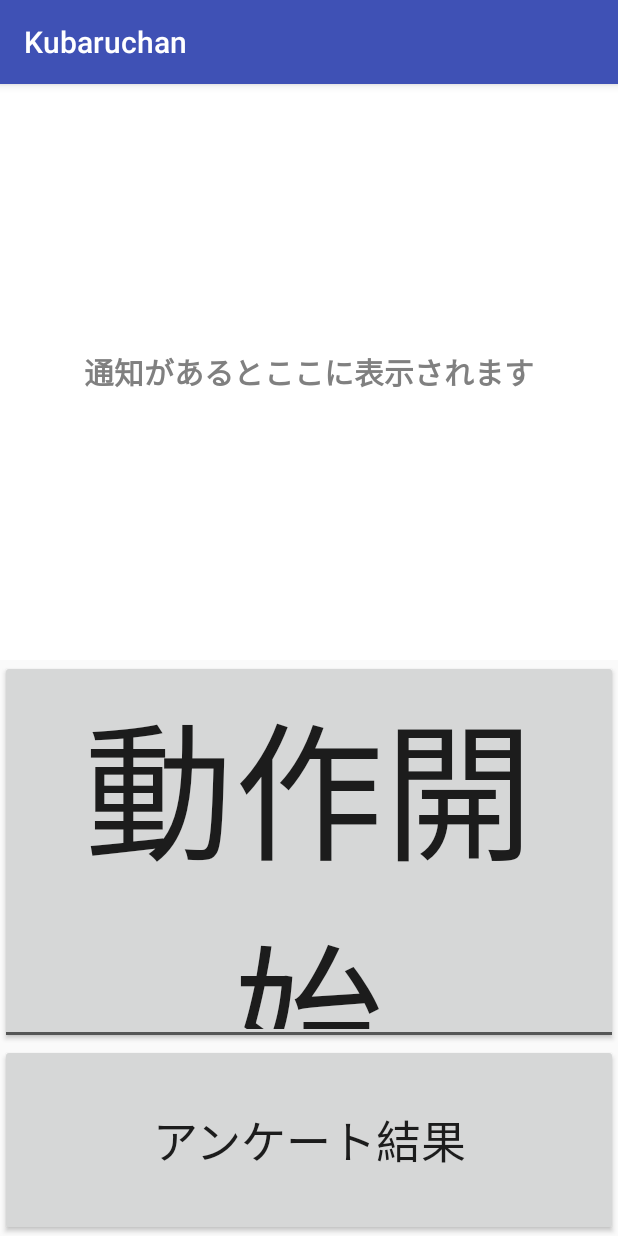
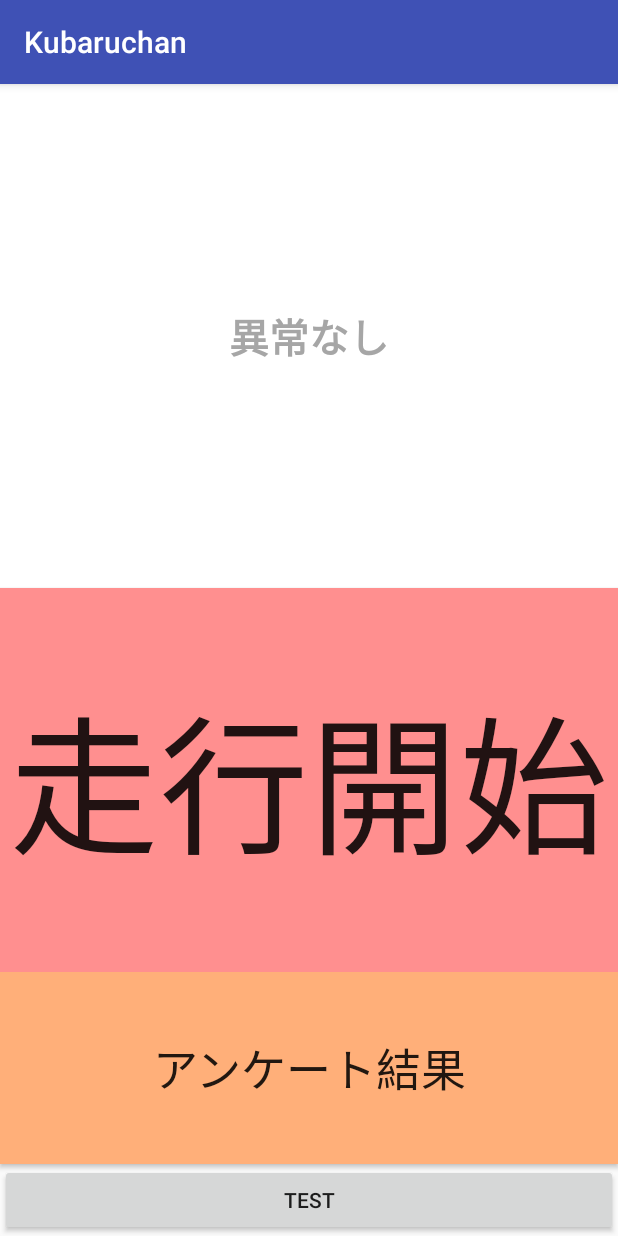
Before and after one commit to bovini/Kubaruchan, an Android app: the screen it shows after launch (MainActivity), on a phone screen of 412 x 824 dp. Run offline under Robolectric (Android 15) with nearby library versions, the phone set to English and light mode, and no system bars; network calls fail.

Commit message:
improved GUI

```diff
--- a/app/src/main/AndroidManifest.xml
+++ b/app/src/main/AndroidManifest.xml
@@ -16,5 +16,5 @@
             </intent-filter>
         </activity>
     </application>
-
+    <uses-permission android:name="android.permission.INTERNET"/>
 </manifest>
--- a/app/src/main/java/com/example/genet42/kubaruchan/MainActivity.java
+++ b/app/src/main/java/com/example/genet42/kubaruchan/MainActivity.java
@@ -13,9 +13,20 @@ import com.example.genet42.kubaruchan.statistics.Evaluation;
 import com.example.genet42.kubaruchan.statistics.StatisticsSystem;
 import com.example.genet42.kubaruchan.ui.Indicator;
 
+import java.net.InetAddress;
 import java.util.Calendar;
 
 public class MainActivity extends AppCompatActivity {
+    /**
+     * WiPortのIPアドレスの規定値
+     */
+    private static final String ADDR_WIPORT = "192.168.64.208";
+
+    /**
+     * WiPortのCPの状態設定用ポート番号の規定値
+     */
+    private static final int PORT_WIPORT_CP = 30704;
+
     /**
      * WiPort を確認する間隔 [ms]
      */
@@ -34,7 +45,14 @@ public class MainActivity extends AppCompatActivity {
         final Indicator indicator = new Indicator(textView);
 
         // わいぽーと
-        final WiPort wiPort = new WiPort(PERIOD_CHECK_WIPORT);
+        InetAddress host = null;
+        try {
+            host = InetAddress.getByName(ADDR_WIPORT);
+        } catch (Exception e) {
+            e.printStackTrace();
+            finish();
+        }
+        final WiPort wiPort = new WiPort(host, PORT_WIPORT_CP, PERIOD_CHECK_WIPORT);
         wiPort.setOnEmergencyChangeListener(new WiPort.EmergencyChangeListener() {
             @Override
             public void onEmergencyChanged(boolean isEmergency) {
--- /dev/null
+++ b/app/src/main/java/com/example/genet42/kubaruchan/communication/Receiver.java
@@ -0,0 +1,16 @@
+package com.example.genet42.kubaruchan.communication;
+
+import java.io.IOException;
+
+/**
+ * Created by genet42 on 2015/11/19.
+ */
+public interface Receiver {
+    /**
+     * 数バイトを受信し，それをバッファ配列 b に格納する．
+     *
+     * @param b データの読み込み先のバッファ
+     * @return バッファに読み込まれたバイトの合計数．データがない場合は -1．
+     */
+    int receive(byte[] b) throws IOException;
+}
--- /dev/null
+++ b/app/src/main/java/com/example/genet42/kubaruchan/communication/Sender.java
@@ -0,0 +1,15 @@
+package com.example.genet42.kubaruchan.communication;
+
+import java.io.IOException;
+
+/**
+ *
+ */
+public interface Sender {
+    /**
+     * 指定されたバイト配列の b.length バイトを送信する．
+     *
+     * @param b データ
+     */
+    void send(byte[] b) throws IOException;
+}
--- a/app/src/main/java/com/example/genet42/kubaruchan/communication/WiPort.java
+++ b/app/src/main/java/com/example/genet42/kubaruchan/communication/WiPort.java
@@ -1,7 +1,11 @@
 package com.example.genet42.kubaruchan.communication;
+
+import android.util.Log;
 
 import com.example.genet42.kubaruchan.statistics.Evaluation;
 
+import java.io.IOException;
+import java.net.InetAddress;
 import java.util.Timer;
 import java.util.TimerTask;
 
@@ -48,16 +52,19 @@ public class WiPort {
     private Evaluation evaluation = Evaluation.NULL;
 
     /**
-     * CP の確認間隔を指定して生成．
+     * WiPortのIPアドレスとリモートアドレスおよび CP の確認間隔を指定して生成．
      *
+     * @param address IPアドレス.
+     * @param port ポート番号.
      * @param period CP を確認する間隔 [ms]
      */
-    public WiPort(int period) {
+    public WiPort(final InetAddress address, final int port, int period) {
         Timer timer = new Timer(true);
         timer.scheduleAtFixedRate(new TimerTask() {
             @Override
             public void run() {
-                WiPortRequest request = new WiPortRequest();
+                try {
+                    WiPortRequest request = new WiPortRequest(address, port);
                     // 模型車の動作が有効かどうかの設定
                     request.setVehicleActive(active);
                     // 通信
@@ -74,6 +81,9 @@ public class WiPort {
                         evaluationListener.onEvaluation(eval);
                     }
                     evaluation = eval;
+                } catch (IOException e) {
+                    Log.e("WiPort", e.toString());
+                }
             }
         }, 0, period);
     }
--- /dev/null
+++ b/app/src/main/java/com/example/genet42/kubaruchan/communication/WiPortCommand.java
@@ -0,0 +1,126 @@
+package com.example.genet42.kubaruchan.communication;
+
+import java.io.IOException;
+
+/**
+ * WiPortのCPに対するSet current statesのためのデータ生成器
+ */
+public class WiPortCommand {
+    /**
+     * コマンドデータ (Set current states)
+     */
+    private static final byte COMMAND = 0x1b;
+
+    /**
+     * 1つのパラメータの長さ
+     */
+    private static final int LENGTH_PARAMETER = 4;
+
+    /**
+     * 送信データの長さ
+     */
+    private static final int LENGTH_DATA = 1 + LENGTH_PARAMETER * 2;
+
+    /**
+     * 返信の長さ
+     */
+    private static final int LENGTH_REPLY = 1 + LENGTH_PARAMETER;
+
+    /**
+     * マスク
+     */
+    private byte[] mask = new byte[LENGTH_PARAMETER];
+
+    /**
+     * 新しい状態
+     */
+    private byte[] states = new byte[LENGTH_PARAMETER];
+
+    /**
+     * 返信
+     */
+    private byte[] reply;
+
+    /**
+     * 指定された番号のCPをアクティブにする．
+     *
+     * @param numberCP CP番号
+     */
+    public void setActive(int numberCP) {
+        byte data = updateMask(numberCP);
+        states[numberCP / Byte.SIZE] |= data;
+    }
+
+    /**
+     * 指定された番号のCPを非アクティブにする．
+     *
+     * @param numberCP CP番号
+     */
+    public void setInactive(int numberCP) {
+        byte data = updateMask(numberCP);
+        states[numberCP / Byte.SIZE] &= ~ data;
+    }
+
+    /**
+     * 指定された番号のCPに対する変更を有効にして，設定用のデータを返す．
+     *
+     * @param numberCP CP番号
+     * @return 設定用のデータ
+     */
+    private byte updateMask(int numberCP) {
+        byte data = (byte) (1 << (numberCP % Byte.SIZE));
+        mask[numberCP / Byte.SIZE] |= data;
+        return data;
+    }
+
+    /**
+     * この指示を与えられたSenderに書き込む．
+     *
+     * @param sender 書き込み先
+     * @throws IOException 入出力エラーが発生した場合
+     */
+    public void sendTo(Sender sender) throws IOException {
+        byte[] data = new byte[LENGTH_DATA];
+        data[0] = COMMAND;
+        for (int i = 0; i < LENGTH_PARAMETER; i++) {
+            data[1 + i] = mask[i];
+            data[1 + LENGTH_PARAMETER + i] = states[i];
+        }
+        sender.send(data);
+    }
+
+    /**
+     * 与えられたReceiverから値を読み込み，
+     * これ返信と見なして妥当性を判定する．
+     *
+     * @param receiver 読み込み元
+     * @throws IOException 入出力エラーが発生した場合，および返信が妥当でない場合．
+     */
+    public void checkReply(Receiver receiver) throws IOException {
+        // 読む
+        reply = new byte[LENGTH_REPLY];
+        int length_reply = receiver.receive(reply);
+        // 確認
+        if (length_reply != LENGTH_REPLY) {
+            throw new IOException("Invalid length of reply: " + length_reply);
+        }
+        if (reply[0] != COMMAND) {
+            throw new IOException("Invalid Command Type of reply.");
+        }
+        for (int i = 1; i < reply.length; i++) {
+            if (((reply[i] ^ states[i - 1]) & mask[i - 1]) != 0) {
+                throw new IOException("Changes not correctly applied.");
+            }
+        }
+    }
+
+    /**
+     * 指定された番号のCPがアクティブだったかどうかを返す．
+     *
+     * @param numberCP CP番号
+     * @return 指定された番号のCPがアクティブだったかどうか
+     */
+    public int valueAt(int numberCP) {
+        return reply[1 + numberCP / Byte.SIZE] >> (numberCP % Byte.SIZE) & 1;
+    }
+}
--- a/app/src/main/java/com/example/genet42/kubaruchan/communication/WiPortRequest.java
+++ b/app/src/main/java/com/example/genet42/kubaruchan/communication/WiPortRequest.java
@@ -4,10 +4,31 @@ import android.util.Log;
 
 import com.example.genet42.kubaruchan.statistics.Evaluation;
 
+import java.io.IOException;
+import java.net.InetAddress;
+import java.net.Socket;
+
 /**
  * わいぽーとに模型車の有効/無効を設定して評価値と模型車が緊急かどうかを取得するためのリクエスト
  */
 public class WiPortRequest {
+
+    public static final int CP_EMERGENCY = 0;
+    public static final int CP_EVALUATION_0 = 1;
+    public static final int CP_EVALUATION_1 = 2;
+    public static final int CP_ACTIVE = 3;
+
+
+    /**
+     * WiPortのIPアドレス．
+     */
+    private InetAddress address;
+
+    /**
+     * WiPortのポート番号．
+     */
+    private int port;
+
     /**
      * 模型車の動作の有効/無効
      */
@@ -21,24 +42,29 @@ public class WiPortRequest {
     /**
      * 評価値
      */
-    private static Evaluation evaluation;
-    private static Evaluation[] evals = {
-        Evaluation.NULL,
-        Evaluation.GOOD,
-        Evaluation.NULL,
-        Evaluation.NULL,
-        Evaluation.SOSO,
-        Evaluation.SOSO,
-        Evaluation.NULL,
-        Evaluation.UMMM,
-        Evaluation.GOOD
-    };
-    private static int index = 0;
+    private Evaluation evaluation;
 
     /**
      * 模型車が緊急かどうか
      */
-    private static boolean emergency;
+    private boolean emergency;
+
+    /**
+     * WiPortのCPに対するSet current statesのためのデータ生成器
+     */
+    private WiPortCommand command = new WiPortCommand();
+
+    /**
+     * WiPortのIPアドレスとリモートアドレスを指定して作成する.
+     *
+     * @param address IPアドレス.
+     * @param port ポート番号.
+     * @throws IOException 接続時にエラーが発生した場合
+     */
+    public WiPortRequest(InetAddress address, int port) throws IOException {
+        this.address = address;
+        this.port = port;
+    }
 
     /**
      * 模型車の動作の有効/無効を指定する．
@@ -55,18 +81,40 @@ public class WiPortRequest {
     /**
      * リクエストを送信する
      */
-    public void send() {
+    public void send() throws IOException {
         if (done) {
             throw new IllegalStateException("this request has already done.");
         }
-        try {
-            Thread.sleep(1000);
-        } catch (Exception e) {
-            e.printStackTrace();
+        // コマンド作成
+        if (vehicleActive) {
+            command.setActive(CP_ACTIVE);
+        } else {
+            command.setInactive(CP_ACTIVE);
         }
-        emergency = !emergency;
-        evaluation = evals[index];
-        index = ++index == evals.length ? 0 : index;
+        // 送信と確認
+        final Socket socket = new Socket(address, port);
+        // 指示を送信
+        Log.i("TCP", "sending...");
+        command.sendTo(new Sender() {
+            @Override
+            public void send(byte[] b) throws IOException {
+                socket.getOutputStream().write(b);
+            }
+        });
+        Log.i("TCP", "sent");
+        // 返信を確認
+        Log.i("TCP", "receiving...");
+        command.checkReply(new Receiver() {
+            @Override
+            public int receive(byte[] b) throws IOException {
+                return socket.getInputStream().read(b);
+            }
+        });
+        Log.i("TCP", "received");
+        socket.close();
+        emergency = command.valueAt(CP_EMERGENCY) == 1;
+        int raw_eval = command.valueAt(CP_EVALUATION_0) + (command.valueAt(CP_EVALUATION_1) << 1);
+        evaluation = Evaluation.toEvaluation(raw_eval);
         done = true;
     }
 
--- a/app/src/main/java/com/example/genet42/kubaruchan/statistics/Evaluation.java
+++ b/app/src/main/java/com/example/genet42/kubaruchan/statistics/Evaluation.java
@@ -1,26 +1,43 @@
 package com.example.genet42.kubaruchan.statistics;
+
+import android.text.TextUtils;
 
 /**
  *試食品の評価の値を示す
  */
 public enum Evaluation {
     /**
+     * どの評価値でもない
+     */
+    NULL(0),
+
+    /**
      * うーん
      */
-    UMMM,
+    UMMM(1),
 
     /**
      * ふつう
      */
-    SOSO,
+    SOSO(2),
 
     /**
      * うまい
      */
-    GOOD,
+    GOOD(3);
 
-    /**
-     * どの評価値でもない
-     */
-    NULL,
+    private int value;
+
+    Evaluation(int value) {
+        this.value = value;
+    }
+
+    public static Evaluation toEvaluation(int value) {
+        for (Evaluation eval : values()) {
+            if (eval.value == value) {
+                return eval;
+            }
+        }
+        return Evaluation.NULL;
+    }
 }
--- /dev/null
+++ b/app/src/main/java/com/example/genet42/kubaruchan/ui/ColorfulToggleButton.java
@@ -0,0 +1,42 @@
+package com.example.genet42.kubaruchan.ui;
+
+import android.content.Context;
+import android.content.res.TypedArray;
+import android.util.AttributeSet;
+import android.widget.CompoundButton;
+import android.widget.ToggleButton;
+
+/**
+ * 色が変わるトグルボタン
+ */
+public class ColorfulToggleButton extends ToggleButton {
+
+    public static final int COLOR_BG_CHECKED = 0xFF4BBDE7;
+    public static final int COLOR_BG_UNCHECKED = 0xFFFF8F8F;
+
+    public ColorfulToggleButton(Context context, AttributeSet attrs, int defStyleAttr) {
+        super(context, attrs, defStyleAttr);
+        setBackgroundColor(COLOR_BG_UNCHECKED);
+    }
+
+    public ColorfulToggleButton(Context context, AttributeSet attrs) {
+        super(context, attrs);
+        setBackgroundColor(COLOR_BG_UNCHECKED);
+    }
+
+    public ColorfulToggleButton(Context context) {
+        super(context);
+        setBackgroundColor(COLOR_BG_UNCHECKED);
+    }
+
+    @Override
+    public void setOnCheckedChangeListener(final OnCheckedChangeListener listener) {
+        super.setOnCheckedChangeListener(new OnCheckedChangeListener() {
+            @Override
+            public void onCheckedChanged(CompoundButton buttonView, boolean isChecked) {
+                listener.onCheckedChanged(buttonView, isChecked);
+                setBackgroundColor(isChecked ? COLOR_BG_CHECKED : COLOR_BG_UNCHECKED);
+            }
+        });
+    }
+}
--- a/app/src/main/java/com/example/genet42/kubaruchan/ui/Indicator.java
+++ b/app/src/main/java/com/example/genet42/kubaruchan/ui/Indicator.java
@@ -12,11 +12,13 @@ import org.w3c.dom.Text;
  */
 public class Indicator {
     private static final int COLOR_TEXT_EMERGENCY = 0xFF000000;
-    private static final int COLOR_TEXT_PEACETIME = 0xFF808080;
+    private static final int COLOR_TEXT_PEACETIME = 0xFFA6A6A6;
     private static final int COLOR_BG_EMERGENCY = 0xFFFF0000;
     private static final int COLOR_BG_PEACETIME = 0xFFFFFFFF;
-    private static final String TEXT_PEACETIME = "通知があるとここに表示されます";
+    private static final String TEXT_PEACETIME = "異常なし";
     private static final String TEXT_EMERGENCY = "試食品がありません\nor\n転倒の可能性あり";
+    private static final int SIZE_TEXT_EMERGENCY = 80;
+    private static final int SIZE_TEXT_PEACETIME = 40;
 
     private final Handler handler = new Handler();
 
@@ -50,7 +52,7 @@ public class Indicator {
                 // 文字列を更新
                 textView.setText(isEmergency ? TEXT_EMERGENCY : TEXT_PEACETIME);
                 // 文字の大きさを更新
-                textView.setTextSize(TypedValue.COMPLEX_UNIT_PX, isEmergency ? 80 : 30);
+                textView.setTextSize(TypedValue.COMPLEX_UNIT_PX, isEmergency ? SIZE_TEXT_EMERGENCY : SIZE_TEXT_PEACETIME);
             }
         });
     }
--- a/app/src/main/res/layout/activity_main.xml
+++ b/app/src/main/res/layout/activity_main.xml
@@ -6,7 +6,7 @@
     android:layout_height="match_parent"
     tools:context="com.example.genet42.kubaruchan.MainActivity">
 
-    <ToggleButton
+    <com.example.genet42.kubaruchan.ui.ColorfulToggleButton
         android:layout_width="wrap_content"
         android:layout_height="256dp"
         android:id="@+id/toggleButton"
@@ -15,23 +15,24 @@
         android:layout_alignParentStart="true"
         android:layout_alignParentRight="true"
         android:layout_alignParentEnd="true"
-        android:textSize="100dp"
+        android:textSize="100sp"
         android:checked="false"
         android:text=""
-        android:textOn="動作停止"
-        android:textOff="動作開始" />
+        android:textOn="走行停止"
+        android:textOff="走行開始" />
 
     <Button
         android:layout_width="wrap_content"
         android:layout_height="128dp"
         android:text="アンケート結果"
         android:id="@+id/button"
-        android:layout_alignParentBottom="true"
+        android:textSize="30dp"
+        android:layout_above="@+id/button2"
         android:layout_alignParentLeft="true"
         android:layout_alignParentStart="true"
         android:layout_alignParentRight="true"
         android:layout_alignParentEnd="true"
-        android:textSize="30dp" />
+        android:background="#ffaf79" />
 
     <TextView
         android:layout_width="wrap_content"
@@ -50,4 +51,15 @@
         android:gravity="center"
         android:textColor="#808080" />
 
+    <Button
+        android:layout_width="wrap_content"
+        android:layout_height="48dp"
+        android:text="TEST"
+        android:id="@+id/button2"
+        android:layout_alignParentBottom="true"
+        android:layout_alignParentRight="true"
+        android:layout_alignParentEnd="true"
+        android:layout_alignParentLeft="true"
+        android:layout_alignParentStart="true" />
+
 </RelativeLayout>
```
Lines whose indentation alone changed are shown as unchanged.
